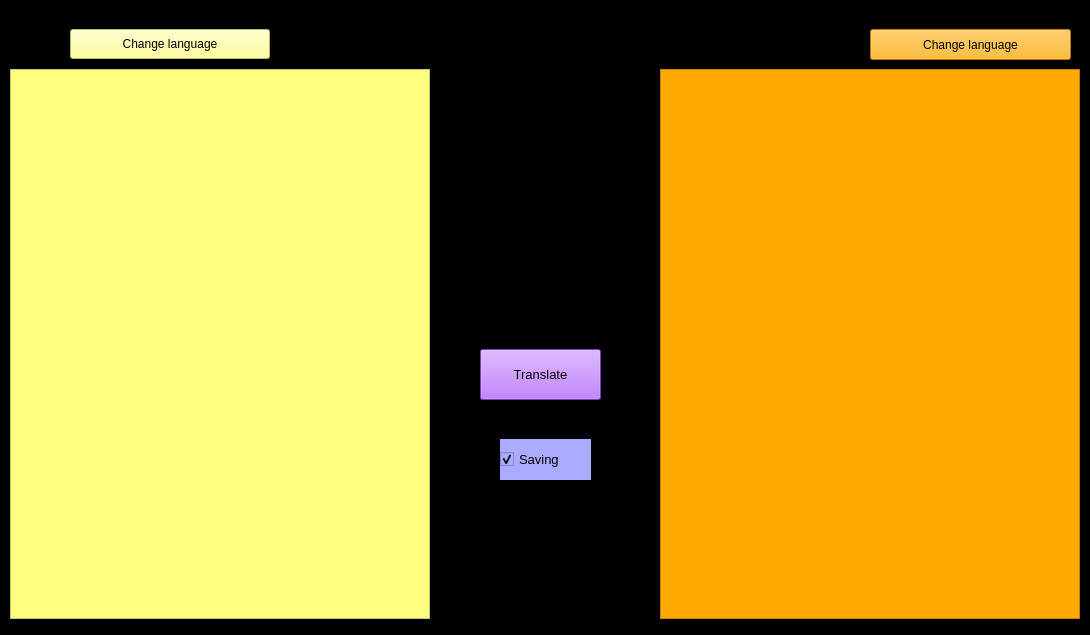
This is Translator.ui in Similar3101/Translator as Qt 5 draws it before an edit. The edited form follows.
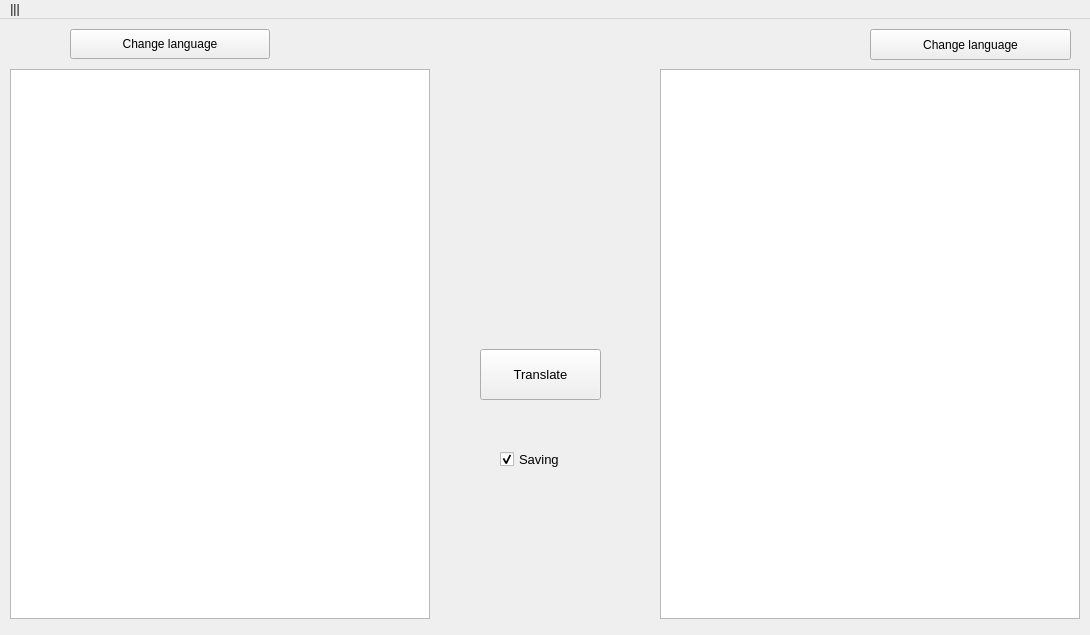
This is the edited form.

Diff of the .ui file:
```diff
--- a/Translator.ui
+++ b/Translator.ui
@@ -26,7 +26,7 @@
    <string>MainWindow</string>
   </property>
   <property name="styleSheet">
-   <string notr="true">background-color: rgb(0, 0, 0);</string>
+   <string notr="true"/>
   </property>
   <widget class="QWidget" name="centralwidget">
    <widget class="QPushButton" name="Button">
@@ -44,7 +44,7 @@
      </font>
     </property>
     <property name="styleSheet">
-     <string notr="true">background-color: rgb(170, 85, 255);</string>
+     <string notr="true"/>
     </property>
     <property name="text">
      <string>Translate</string>
@@ -65,7 +65,7 @@
      </font>
     </property>
     <property name="styleSheet">
-     <string notr="true">background-color: rgb(255, 255, 127);</string>
+     <string notr="true"/>
     </property>
     <property name="plainText">
      <string/>
@@ -80,421 +80,6 @@
       <height>550</height>
      </rect>
     </property>
-    <property name="palette">
-     <palette>
-      <active>
-       <colorrole role="WindowText">
-        <brush brushstyle="SolidPattern">
-         <color alpha="255">
-          <red>0</red>
-          <green>0</green>
-          <blue>0</blue>
-         </color>
-        </brush>
-       </colorrole>
-       <colorrole role="Button">
-        <brush brushstyle="SolidPattern">
-         <color alpha="255">
-          <red>255</red>
-          <green>170</green>
-          <blue>0</blue>
-         </color>
-        </brush>
-       </colorrole>
-       <colorrole role="Light">
-        <brush brushstyle="SolidPattern">
-         <color alpha="255">
-          <red>255</red>
-          <green>255</green>
-          <blue>255</blue>
-         </color>
-        </brush>
-       </colorrole>
-       <colorrole role="Midlight">
-        <brush brushstyle="SolidPattern">
-         <color alpha="255">
-          <red>227</red>
-          <green>239</green>
-          <blue>221</blue>
-         </color>
-        </brush>
-       </colorrole>
-       <colorrole role="Dark">
-        <brush brushstyle="SolidPattern">
-         <color alpha="255">
-          <red>99</red>
-          <green>112</green>
-          <blue>93</blue>
-         </color>
-        </brush>
-       </colorrole>
-       <colorrole role="Mid">
-        <brush brushstyle="SolidPattern">
-         <color alpha="255">
-          <red>133</red>
-          <green>149</green>
-          <blue>125</blue>
-         </color>
-        </brush>
-       </colorrole>
-       <colorrole role="Text">
-        <brush brushstyle="SolidPattern">
-         <color alpha="255">
-          <red>0</red>
-          <green>0</green>
-          <blue>0</blue>
-         </color>
-        </brush>
-       </colorrole>
-       <colorrole role="BrightText">
-        <brush brushstyle="SolidPattern">
-         <color alpha="255">
-          <red>255</red>
-          <green>255</green>
-          <blue>255</blue>
-         </color>
-        </brush>
-       </colorrole>
-       <colorrole role="ButtonText">
-        <brush brushstyle="SolidPattern">
-         <color alpha="255">
-          <red>0</red>
-          <green>0</green>
-          <blue>0</blue>
-         </color>
-        </brush>
-       </colorrole>
-       <colorrole role="Base">
-        <brush brushstyle="SolidPattern">
-         <color alpha="255">
-          <red>255</red>
-          <green>170</green>
-          <blue>0</blue>
-         </color>
-        </brush>
-       </colorrole>
-       <colorrole role="Window">
-        <brush brushstyle="SolidPattern">
-         <color alpha="255">
-          <red>255</red>
-          <green>170</green>
-          <blue>0</blue>
-         </color>
-        </brush>
-       </colorrole>
-       <colorrole role="Shadow">
-        <brush brushstyle="SolidPattern">
-         <color alpha="255">
-          <red>0</red>
-          <green>0</green>
-          <blue>0</blue>
-         </color>
-        </brush>
-       </colorrole>
-       <colorrole role="AlternateBase">
-        <brush brushstyle="SolidPattern">
-         <color alpha="255">
-          <red>227</red>
-          <green>239</green>
-          <blue>221</blue>
-         </color>
-        </brush>
-       </colorrole>
-       <colorrole role="ToolTipBase">
-        <brush brushstyle="SolidPattern">
-         <color alpha="255">
-          <red>255</red>
-          <green>255</green>
-          <blue>220</blue>
-         </color>
-        </brush>
-       </colorrole>
-       <colorrole role="ToolTipText">
-        <brush brushstyle="SolidPattern">
-         <color alpha="255">
-          <red>0</red>
-          <green>0</green>
-          <blue>0</blue>
-         </color>
-        </brush>
-       </colorrole>
-      </active>
-      <inactive>
-       <colorrole role="WindowText">
-        <brush brushstyle="SolidPattern">
-         <color alpha="255">
-          <red>0</red>
-          <green>0</green>
-          <blue>0</blue>
-         </color>
-        </brush>
-       </colorrole>
-       <colorrole role="Button">
-        <brush brushstyle="SolidPattern">
-         <color alpha="255">
-          <red>255</red>
-          <green>170</green>
-          <blue>0</blue>
-         </color>
-        </brush>
-       </colorrole>
-       <colorrole role="Light">
-        <brush brushstyle="SolidPattern">
-         <color alpha="255">
-          <red>255</red>
-          <green>255</green>
-          <blue>255</blue>
-         </color>
-        </brush>
-       </colorrole>
-       <colorrole role="Midlight">
-        <brush brushstyle="SolidPattern">
-         <color alpha="255">
-          <red>227</red>
-          <green>239</green>
-          <blue>221</blue>
-         </color>
-        </brush>
-       </colorrole>
-       <colorrole role="Dark">
-        <brush brushstyle="SolidPattern">
-         <color alpha="255">
-          <red>99</red>
-          <green>112</green>
-          <blue>93</blue>
-         </color>
-        </brush>
-       </colorrole>
-       <colorrole role="Mid">
-        <brush brushstyle="SolidPattern">
-         <color alpha="255">
-          <red>133</red>
-          <green>149</green>
-          <blue>125</blue>
-         </color>
-        </brush>
-       </colorrole>
-       <colorrole role="Text">
-        <brush brushstyle="SolidPattern">
-         <color alpha="255">
-          <red>0</red>
-          <green>0</green>
-          <blue>0</blue>
-         </color>
-        </brush>
-       </colorrole>
-       <colorrole role="BrightText">
-        <brush brushstyle="SolidPattern">
-         <color alpha="255">
-          <red>255</red>
-          <green>255</green>
-          <blue>255</blue>
-         </color>
-        </brush>
-       </colorrole>
-       <colorrole role="ButtonText">
-        <brush brushstyle="SolidPattern">
-         <color alpha="255">
-          <red>0</red>
-          <green>0</green>
-          <blue>0</blue>
-         </color>
-        </brush>
-       </colorrole>
-       <colorrole role="Base">
-        <brush brushstyle="SolidPattern">
-         <color alpha="255">
-          <red>255</red>
-          <green>170</green>
-          <blue>0</blue>
-         </color>
-        </brush>
-       </colorrole>
-       <colorrole role="Window">
-        <brush brushstyle="SolidPattern">
-         <color alpha="255">
-          <red>255</red>
-          <green>170</green>
-          <blue>0</blue>
-         </color>
-        </brush>
-       </colorrole>
-       <colorrole role="Shadow">
-        <brush brushstyle="SolidPattern">
-         <color alpha="255">
-          <red>0</red>
-          <green>0</green>
-          <blue>0</blue>
-         </color>
-        </brush>
-       </colorrole>
-       <colorrole role="AlternateBase">
-        <brush brushstyle="SolidPattern">
-         <color alpha="255">
-          <red>227</red>
-          <green>239</green>
-          <blue>221</blue>
-         </color>
-        </brush>
-       </colorrole>
-       <colorrole role="ToolTipBase">
-        <brush brushstyle="SolidPattern">
-         <color alpha="255">
-          <red>255</red>
-          <green>255</green>
-          <blue>220</blue>
-         </color>
-        </brush>
-       </colorrole>
-       <colorrole role="ToolTipText">
-        <brush brushstyle="SolidPattern">
-         <color alpha="255">
-          <red>0</red>
-          <green>0</green>
-          <blue>0</blue>
-         </color>
-        </brush>
-       </colorrole>
-      </inactive>
-      <disabled>
-       <colorrole role="WindowText">
-        <brush brushstyle="SolidPattern">
-         <color alpha="255">
-          <red>99</red>
-          <green>112</green>
-          <blue>93</blue>
-         </color>
-        </brush>
-       </colorrole>
-       <colorrole role="Button">
-        <brush brushstyle="SolidPattern">
-         <color alpha="255">
-          <red>255</red>
-          <green>170</green>
-          <blue>0</blue>
-         </color>
-        </brush>
-       </colorrole>
-       <colorrole role="Light">
-        <brush brushstyle="SolidPattern">
-         <color alpha="255">
-          <red>255</red>
-          <green>255</green>
-          <blue>255</blue>
-         </color>
-        </brush>
-       </colorrole>
-       <colorrole role="Midlight">
-        <brush brushstyle="SolidPattern">
-         <color alpha="255">
-          <red>227</red>
-          <green>239</green>
-          <blue>221</blue>
-         </color>
-        </brush>
-       </colorrole>
-       <colorrole role="Dark">
-        <brush brushstyle="SolidPattern">
-         <color alpha="255">
-          <red>99</red>
-          <green>112</green>
-          <blue>93</blue>
-         </color>
-        </brush>
-       </colorrole>
-       <colorrole role="Mid">
-        <brush brushstyle="SolidPattern">
-         <color alpha="255">
-          <red>133</red>
-          <green>149</green>
-          <blue>125</blue>
-         </color>
-        </brush>
-       </colorrole>
-       <colorrole role="Text">
-        <brush brushstyle="SolidPattern">
-         <color alpha="255">
-          <red>99</red>
-          <green>112</green>
-          <blue>93</blue>
-         </color>
-        </brush>
-       </colorrole>
-       <colorrole role="BrightText">
-        <brush brushstyle="SolidPattern">
-         <color alpha="255">
-          <red>255</red>
-          <green>255</green>
-          <blue>255</blue>
-         </color>
-        </brush>
-       </colorrole>
-       <colorrole role="ButtonText">
-        <brush brushstyle="SolidPattern">
-         <color alpha="255">
-          <red>99</red>
-          <green>112</green>
-          <blue>93</blue>
-         </color>
-        </brush>
-       </colorrole>
-       <colorrole role="Base">
-        <brush brushstyle="SolidPattern">
-         <color alpha="255">
-          <red>255</red>
-          <green>170</green>
-          <blue>0</blue>
-         </color>
-        </brush>
-       </colorrole>
-       <colorrole role="Window">
-        <brush brushstyle="SolidPattern">
-         <color alpha="255">
-          <red>255</red>
-          <green>170</green>
-          <blue>0</blue>
-         </color>
-        </brush>
-       </colorrole>
-       <colorrole role="Shadow">
-        <brush brushstyle="SolidPattern">
-         <color alpha="255">
-          <red>0</red>
-          <green>0</green>
-          <blue>0</blue>
-         </color>
-        </brush>
-       </colorrole>
-       <colorrole role="AlternateBase">
-        <brush brushstyle="SolidPattern">
-         <color alpha="255">
-          <red>199</red>
-          <green>224</green>
-          <blue>187</blue>
-         </color>
-        </brush>
-       </colorrole>
-       <colorrole role="ToolTipBase">
-        <brush brushstyle="SolidPattern">
-         <color alpha="255">
-          <red>255</red>
-          <green>255</green>
-          <blue>220</blue>
-         </color>
-        </brush>
-       </colorrole>
-       <colorrole role="ToolTipText">
-        <brush brushstyle="SolidPattern">
-         <color alpha="255">
-          <red>0</red>
-          <green>0</green>
-          <blue>0</blue>
-         </color>
-        </brush>
-       </colorrole>
-      </disabled>
-     </palette>
-    </property>
     <property name="font">
      <font>
       <pointsize>11</pointsize>
@@ -507,7 +92,7 @@
      <bool>true</bool>
     </property>
     <property name="styleSheet">
-     <string notr="true">background-color: rgb(255, 170, 0);</string>
+     <string notr="true"/>
     </property>
     <property name="plainText">
      <string/>
@@ -522,13 +107,20 @@
       <height>30</height>
      </rect>
     </property>
+    <property name="palette">
+     <palette>
+      <active/>
+      <inactive/>
+      <disabled/>
+     </palette>
+    </property>
     <property name="font">
      <font>
       <pointsize>9</pointsize>
      </font>
     </property>
     <property name="styleSheet">
-     <string notr="true">background-color: rgb(255, 255, 127);</string>
+     <string notr="true"/>
     </property>
     <property name="text">
      <string>Change language</string>
@@ -549,7 +141,7 @@
      </font>
     </property>
     <property name="styleSheet">
-     <string notr="true">background-color: rgb(255, 170, 0);</string>
+     <string notr="true"/>
     </property>
     <property name="text">
      <string>Change language</string>
@@ -582,7 +174,7 @@
      <bool>false</bool>
     </property>
     <property name="styleSheet">
-     <string notr="true">background-color: rgb(170, 170, 255);</string>
+     <string notr="true"/>
     </property>
     <property name="text">
      <string>Saving</string>
```
Left out of the diff: 4 changed lines with no effect on the pictures.
